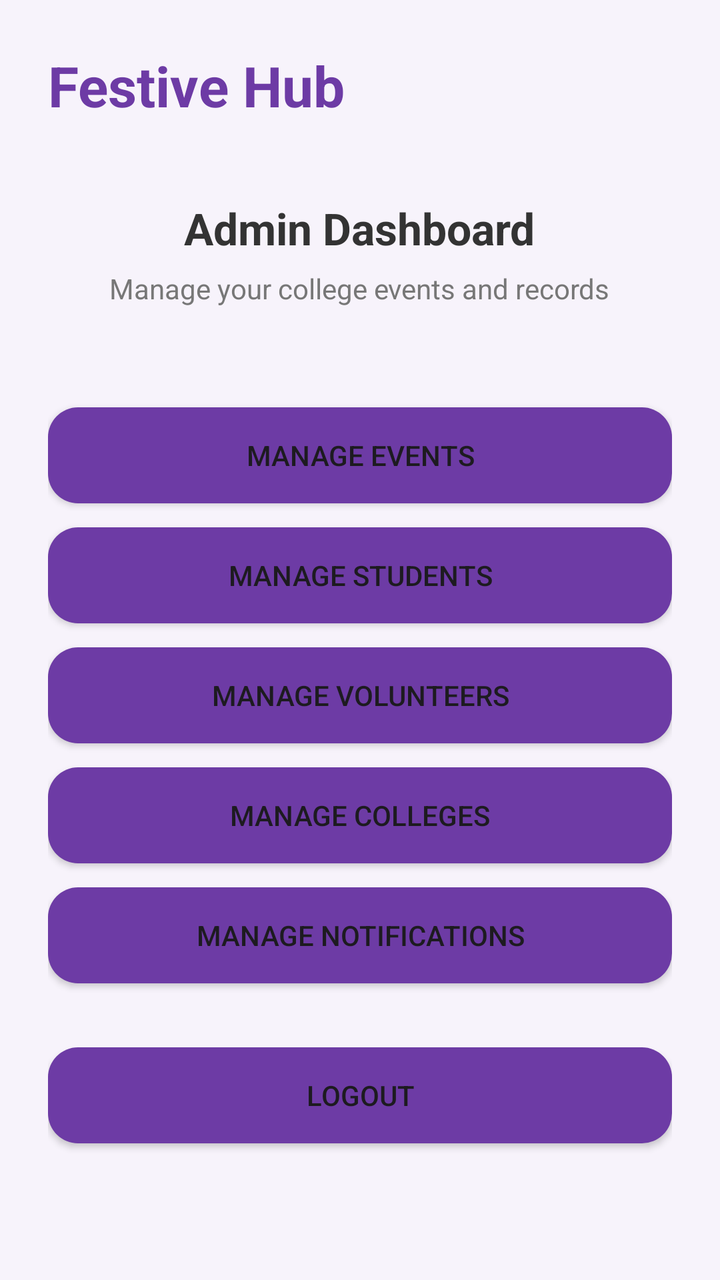
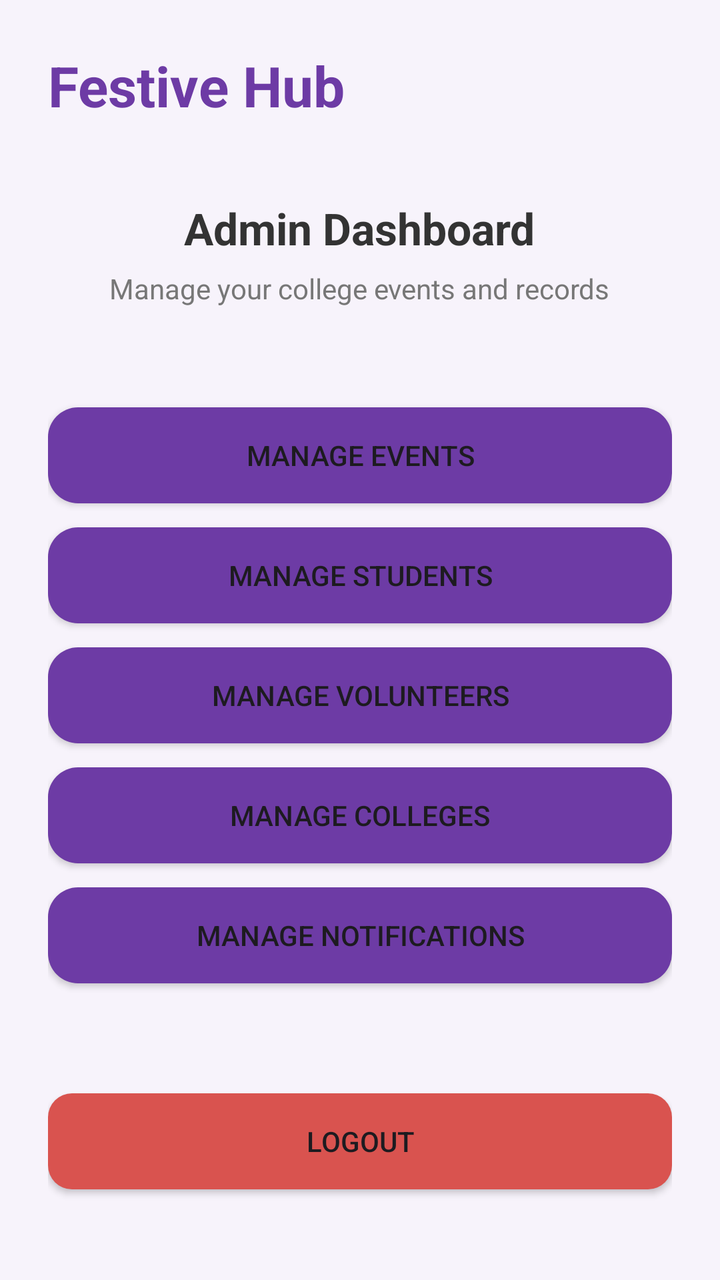

An Android layout rendered at two revisions. The XML below is the earlier revision; the diff shows what the commit changed to produce the second picture.
<!-- AndroidManifest.xml: application theme Theme.FestiveHub -->
<!-- res/layout/activity_admin_dashboard.xml -->
<?xml version="1.0" encoding="utf-8"?>
<ScrollView xmlns:android="http://schemas.android.com/apk/res/android"
    android:layout_width="match_parent"
    android:layout_height="match_parent"
    xmlns:tools="http://schemas.android.com/tools"
    android:background="#F7F3FB"
    android:fillViewport="true"
    android:layout_marginTop="15dp"
    tools:context=".AdminDashboardActivity">

        <LinearLayout
            android:layout_width="match_parent"
            android:layout_height="wrap_content"
            android:orientation="vertical"
            android:padding="24dp">

            <TextView
                android:layout_width="wrap_content"
                android:layout_height="wrap_content"
                android:text="Festive Hub"
                android:textColor="#6D3BA5"
                android:textSize="28sp"
                android:layout_marginBottom="30dp"
                android:textStyle="bold">
            </TextView>

            <TextView
                android:layout_width="wrap_content"
                android:layout_height="wrap_content"
                android:layout_marginTop="8dp"
                android:text="Admin Dashboard"
                android:textColor="#333333"
                android:layout_gravity="center"
                android:textSize="22sp"
                android:textStyle="bold">
            </TextView>

            <TextView
                android:layout_width="wrap_content"
                android:layout_height="wrap_content"
                android:layout_marginTop="6dp"
                android:layout_marginBottom="50dp"
                android:layout_gravity="center"
                android:text="Manage your college events and records"
                android:textColor="#777777"
                android:textSize="14sp">
            </TextView>

            <androidx.appcompat.widget.AppCompatButton
                android:id="@+id/btnmanageevents"
                android:layout_width="match_parent"
                android:layout_height="wrap_content"
                android:background="@drawable/custom_button"
                android:text="Manage Events">
            </androidx.appcompat.widget.AppCompatButton>

            <androidx.appcompat.widget.AppCompatButton
                android:id="@+id/btnmanagestudents"
                android:layout_width="match_parent"
                android:layout_height="wrap_content"
                android:layout_marginTop="12dp"
                android:background="@drawable/custom_button"
                android:text="Manage Students">
            </androidx.appcompat.widget.AppCompatButton>

            <androidx.appcompat.widget.AppCompatButton
                android:id="@+id/btnmanagevolunteers"
                android:layout_width="match_parent"
                android:layout_height="wrap_content"
                android:layout_marginTop="12dp"
                android:background="@drawable/custom_button"
                android:text="Manage Volunteers">
            </androidx.appcompat.widget.AppCompatButton>

            <androidx.appcompat.widget.AppCompatButton
                android:id="@+id/btnmanagecolleges"
                android:layout_width="match_parent"
                android:layout_height="wrap_content"
                android:background="@drawable/custom_button"
                android:layout_marginTop="12dp"
                android:text="Manage Colleges">
            </androidx.appcompat.widget.AppCompatButton>

            <androidx.appcompat.widget.AppCompatButton
                android:id="@+id/btnmanagenotifications"
                android:layout_width="match_parent"
                android:layout_height="wrap_content"
                android:background="@drawable/custom_button"
                android:layout_marginTop="12dp"
                android:text="Manage Notifications">
            </androidx.appcompat.widget.AppCompatButton>

            <androidx.appcompat.widget.AppCompatButton
                android:id="@+id/btnadminlogout"
                android:layout_width="match_parent"
                android:layout_height="wrap_content"
                android:background="@drawable/custom_button"
                android:layout_marginTop="32dp"
                android:text="Logout">
            </androidx.appcompat.widget.AppCompatButton>

        </LinearLayout>

</ScrollView>
<!-- resources referenced by this layout -->
<resources>
  <!-- drawable custom_button (drawable) -->
  <?xml version="1.0" encoding="utf-8"?>
  <shape xmlns:android="http://schemas.android.com/apk/res/android"
      android:shape="rectangle">
      <solid android:color="#6D3BA5"/>
      <corners android:radius="15dp"/>
  </shape>
  <style name="Theme.FestiveHub" parent="Base.Theme.FestiveHub" />
  <style name="Base.Theme.FestiveHub" parent="Theme.Material3.DayNight.NoActionBar">
          
          
          <item name="android:statusBarColor">#F7F3FB</item>
          <item name="android:windowLightStatusBar">true</item>
      </style>
</resources>

<!-- the commit's change to res/layout/activity_admin_dashboard.xml (unified diff, before → after) -->
@@ -87,6 +87,7 @@
                 android:layout_height="wrap_content"
                 android:background="@drawable/custom_button"
                 android:layout_marginTop="12dp"
+                android:layout_marginBottom="20dp"
                 android:text="Manage Notifications">
             </androidx.appcompat.widget.AppCompatButton>
 
@@ -94,8 +95,8 @@
                 android:id="@+id/btnadminlogout"
                 android:layout_width="match_parent"
                 android:layout_height="wrap_content"
-                android:background="@drawable/custom_button"
-                android:layout_marginTop="32dp"
+                android:background="@drawable/custom_logout_button"
+                android:layout_marginTop="35dp"
                 android:text="Logout">
             </androidx.appcompat.widget.AppCompatButton>
 
<!-- resource entries referenced after the edit -->
@@ -6,6 +6,15 @@
       android:shape="rectangle">
       <solid android:color="#6D3BA5"/>
       <corners android:radius="15dp"/>
+  </shape>
+  <!-- drawable custom_logout_button (drawable) -->
+  <?xml version="1.0" encoding="utf-8"?>
+  <shape xmlns:android="http://schemas.android.com/apk/res/android">
+  
+      <solid android:color="#D9534F" />
+  
+      <corners android:radius="12dp" />
+  
   </shape>
   <style name="Theme.FestiveHub" parent="Base.Theme.FestiveHub" />
   <style name="Base.Theme.FestiveHub" parent="Theme.Material3.DayNight.NoActionBar">
